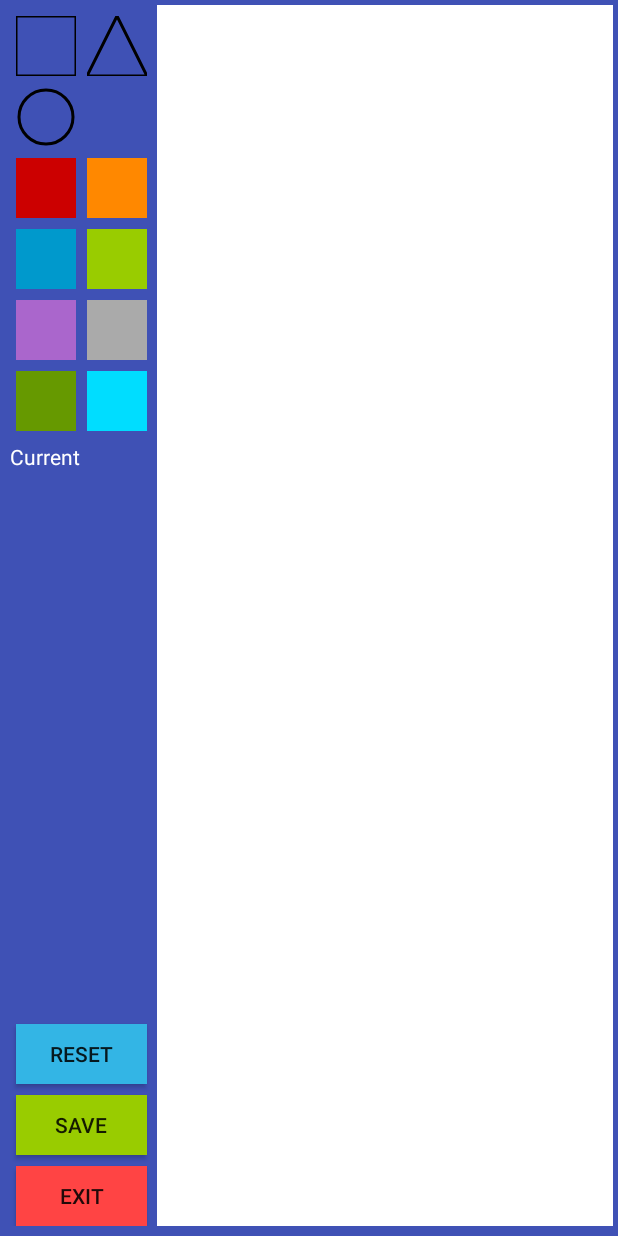
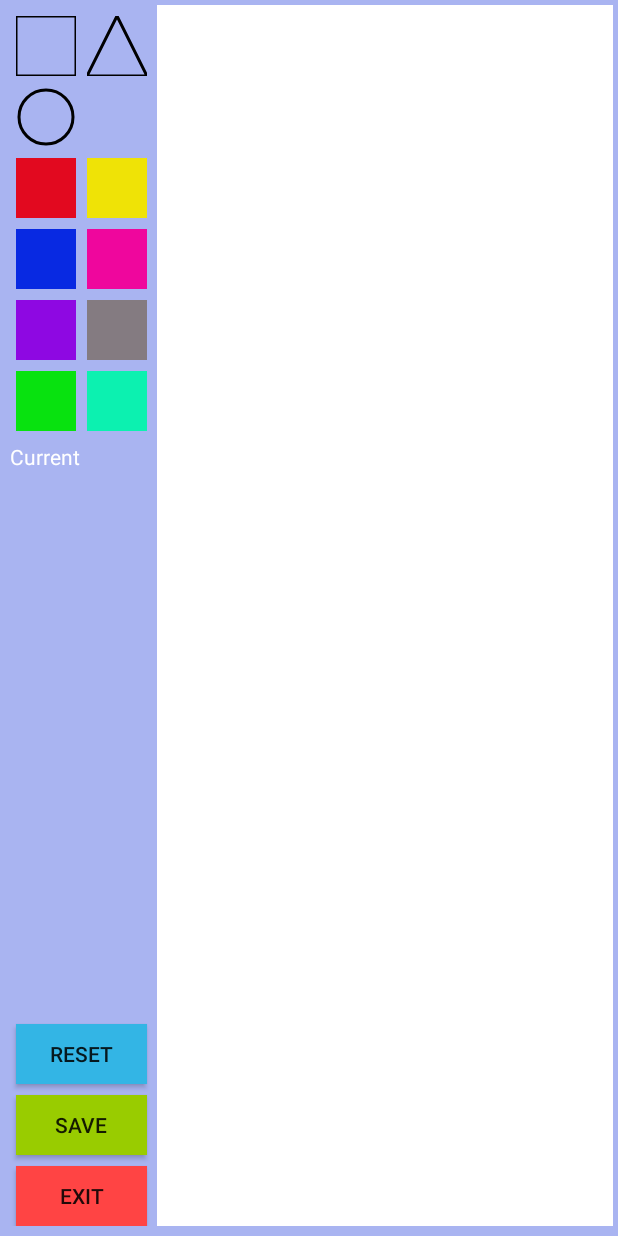
Before and after one commit to Ashtraies/exercise, an Android app: the screen it shows after launch (MainActivity), on a phone screen of 412 x 824 dp. Run offline under Robolectric (Android 15) with nearby library versions, the phone set to English and light mode, and no system bars.

```diff
--- a/FingerPaint/app/src/main/java/org/wus32/assessment/fp/activity/MainActivity.java
+++ b/FingerPaint/app/src/main/java/org/wus32/assessment/fp/activity/MainActivity.java
@@ -70,7 +70,7 @@ public class MainActivity extends AppCompatActivity {
     currSelected.setColor(selectedColor);
     currSelected.invalidate();
     canvas.setShape(shape);
-    if(selectedColor == 0) {
+    if (selectedColor == 0) {
       Toast.makeText(this,getResources().getString(R.string.main_tips_2),Toast.LENGTH_SHORT).show();
     }
   }
--- a/FingerPaint/app/src/main/java/org/wus32/assessment/fp/view/MainCanvas.java
+++ b/FingerPaint/app/src/main/java/org/wus32/assessment/fp/view/MainCanvas.java
@@ -46,11 +46,12 @@ public class MainCanvas extends View {
   @Override
   public boolean onTouchEvent(MotionEvent event) {
     if(shape != null) {
+      LogUtil.log(this,event.getPressure() + "/" +event.getSize());
       float touchX = event.getX();
       float touchY = event.getY();
       //use custom canvas to draw
       paint.setColor(shapeColor);
-      shape.drawShapeWithCentre(touchX,touchY,customCanvas,paint);
+      shape.drawShapeWithCentre(touchX,touchY,event.getPressure(),customCanvas,paint);
       //call onDraw to draw custom bitmap whitin circle
       invalidate();
       //return false is the same
--- a/FingerPaint/app/src/main/java/org/wus32/assessment/fp/view/shape/IShape.java
+++ b/FingerPaint/app/src/main/java/org/wus32/assessment/fp/view/shape/IShape.java
@@ -26,7 +26,7 @@ public interface IShape {
    * @param canvas draw on which canvas
    * @param paint  use which paint
    */
-  void drawShapeWithCentre(float x,float y,Canvas canvas,Paint paint);
+  void drawShapeWithCentre(float x,float y,float pressure,Canvas canvas,Paint paint);
 
   /**
    * get current type of shape
--- a/FingerPaint/app/src/main/res/layout/frag_palette.xml
+++ b/FingerPaint/app/src/main/res/layout/frag_palette.xml
@@ -13,17 +13,17 @@
 		<View
 			style="@style/ColorRect"
 			android:layout_marginTop="0dp"
-			android:background="@android:color/holo_red_dark"/>
+			android:background="@color/palette_red"/>
 		<View
 			style="@style/ColorRect"
-			android:background="@android:color/holo_blue_dark"/>
+			android:background="@color/palette_blue"/>
 		<View
 			style="@style/ColorRect"
-			android:background="@android:color/holo_purple"/>
+			android:background="@color/palette_purple"/>
 		<View
 			style="@style/ColorRect"
 			android:layout_marginBottom="@dimen/child_layout_margin"
-			android:background="@android:color/holo_green_dark"/>
+			android:background="@color/palette_green"/>
 	</LinearLayout>
 	<LinearLayout
 		android:layout_width="wrap_content"
@@ -32,16 +32,16 @@
 		<View
 			style="@style/ColorRect"
 			android:layout_marginTop="0dp"
-			android:background="@android:color/holo_orange_dark"/>
+			android:background="@color/palette_yellow"/>
 		<View
 			style="@style/ColorRect"
-			android:background="@android:color/holo_green_light"/>
+			android:background="@color/palette_pink"/>
 		<View
 			style="@style/ColorRect"
-			android:background="@android:color/darker_gray"/>
+			android:background="@color/palette_gray"/>
 		<View
 			style="@style/ColorRect"
 			android:layout_marginBottom="@dimen/child_layout_margin"
-			android:background="@android:color/holo_blue_bright"/>
+			android:background="@color/palette_light_blue"/>
 	</LinearLayout>
 </LinearLayout>
--- a/FingerPaint/app/src/main/res/values/colors.xml
+++ b/FingerPaint/app/src/main/res/values/colors.xml
@@ -1,7 +1,15 @@
 <?xml version="1.0" encoding="utf-8"?>
 <resources>
-	<color name="colorPrimary">#3F51B5</color>
+	<color name="colorPrimary">#FFA9B4F1</color>
 	<color name="colorPrimaryDark">#303F9F</color>
 	<color name="colorAccent">#FF4081</color>
 	<color name="white">#FFFFFF</color>
+	<color name="palette_red">#FFE2091F</color>
+	<color name="palette_blue">#FF0829E2</color>
+	<color name="palette_purple">#FF8E08E2</color>
+	<color name="palette_green">#FF08E20F</color>
+	<color name="palette_yellow">#FFEFE306</color>
+	<color name="palette_pink">#FFEF069D</color>
+	<color name="palette_gray">#FF847B81</color>
+	<color name="palette_light_blue">#FF0CF1B0</color>
 </resources>
--- a/FingerPaint/app/src/main/res/values/specification.xml
+++ b/FingerPaint/app/src/main/res/values/specification.xml
@@ -1,11 +1,11 @@
 <?xml version="1.0" encoding="utf-8"?>
 <resources>
 	<!-- square specification -->
-	<dimen name="square_length">60dp</dimen>
+	<dimen name="square_length">200dp</dimen>
 	<!-- circle specification -->
-	<dimen name="circle_radius">30dp</dimen>
+	<dimen name="circle_radius">100dp</dimen>
 	<!-- triangle specification -->
-	<dimen name="triangle_length">60dp</dimen>
+	<dimen name="triangle_length">200dp</dimen>
 	<!-- star specification -->
 	<dimen name="star_length">30dp</dimen>
 	<!-- border width -->
```
Also changed, not shown: FingerPaint/app/src/main/java/org/wus32/assessment/fp/util/LogUtil.java (+1 -8 lines), FingerPaint/app/src/main/java/org/wus32/assessment/fp/view/shape/Circle.java (+4 -3 lines), FingerPaint/app/src/main/java/org/wus32/assessment/fp/view/shape/Square.java (+10 -10 lines), FingerPaint/app/src/main/java/org/wus32/assessment/fp/view/shape/Triangle.java (+6 -7 lines).
